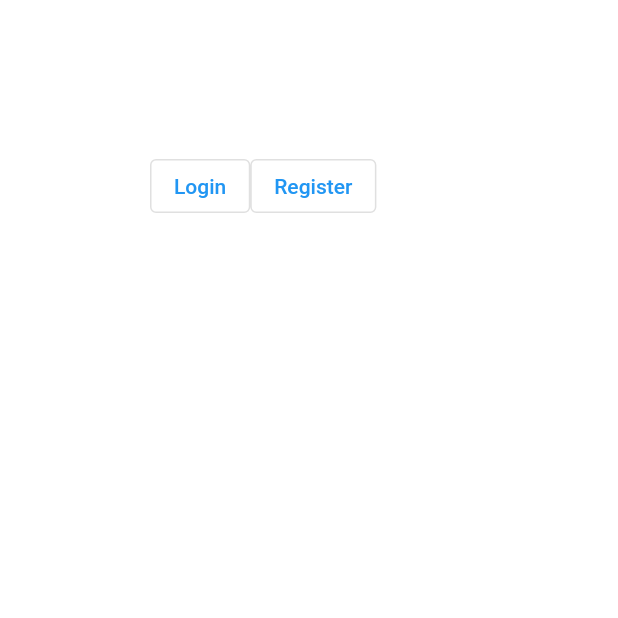
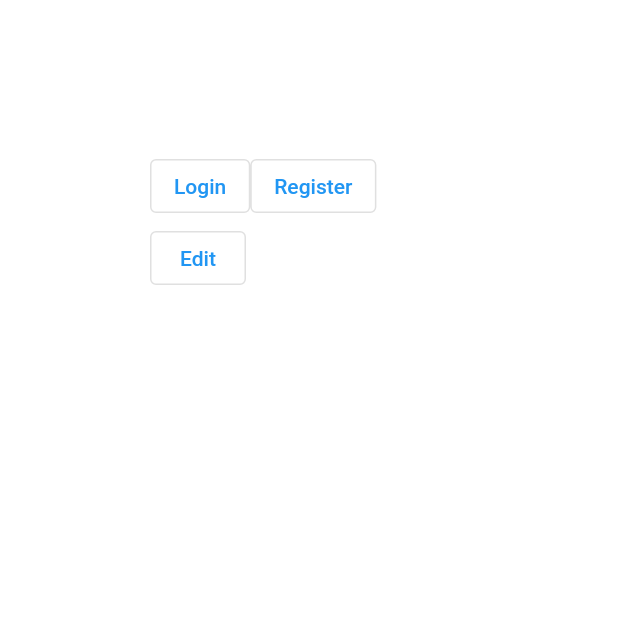
Before and after one commit to Felixx00/SocialCraft_Flutter, a Flutter app: the screen it shows after launch, on a phone screen of 412 x 824 dp, the top half of it. Run offline on Flutter 3.47's test engine with Material 2 defaults, Android fonts, the light colour scheme and no system bars; our stand-ins replace flutter_spinkit, nb_utils.

Commit message:
distribucion screens

```diff
--- /dev/null
+++ b/lib/edit.dart
@@ -0,0 +1,24 @@
+// Copyright 2018 The Flutter team. All rights reserved.
+// Use of this source code is governed by a BSD-style license that can be
+// found in the LICENSE file.
+
+import 'package:flutter/material.dart';
+
+void main() => runApp(Edit());
+
+class Edit extends StatelessWidget {
+  @override
+  Widget build(BuildContext context) {
+    return MaterialApp(
+      title: 'Welcome to Flutter',
+      home: Scaffold(
+        appBar: AppBar(
+          title: Text('Welcome to Flutter'),
+        ),
+        body: Center(
+          child: Text('Hello World'),
+        ),
+      ),
+    );
+  }
+}
--- a/lib/main.dart
+++ b/lib/main.dart
@@ -1,8 +1,7 @@
-import 'dart:html';
-
 import 'package:flutter/material.dart';
 import 'text.dart';
 import 'ruedita.dart';
+import 'edit.dart';
 
 void main() {
   runApp(MyApp());
@@ -14,6 +13,7 @@ class MyApp extends StatelessWidget {
     return MaterialApp(routes: <String, WidgetBuilder>{
       'texto': (BuildContext context) => Texto(),
       'ruedita': (BuildContext context) => CustomLoaderScreen(),
+      'edit': (BuildContext context) => Edit(),
     }, home: MyHome());
   }
 }
@@ -33,6 +33,10 @@ class MyHome extends StatelessWidget {
               child: Text("Register"),
               onPressed: () => Navigator.pushNamed(context, "ruedita"),
             ),
+            OutlinedButton(
+              child: Text("Edit"),
+              onPressed: () => Navigator.pushNamed(context, "edit"),
+            ),
           ],
         )
         // ignore: unnecessary_statements
--- a/lib/ruedita.dart
+++ b/lib/ruedita.dart
@@ -1,6 +1,5 @@
 import 'package:flutter/material.dart';
 import 'package:flutter_spinkit/flutter_spinkit.dart';
-import 'package:socialcraft/main.dart';
 import 'package:nb_utils/nb_utils.dart';
 
 class CustomLoaderScreen extends StatefulWidget {
```
